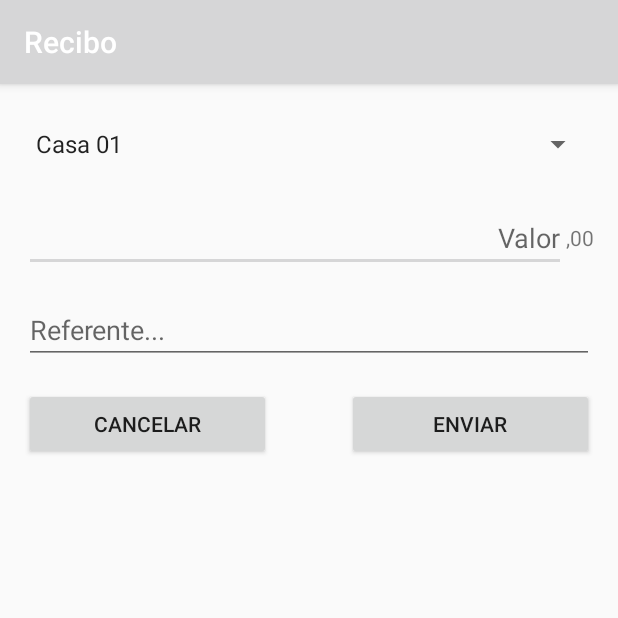
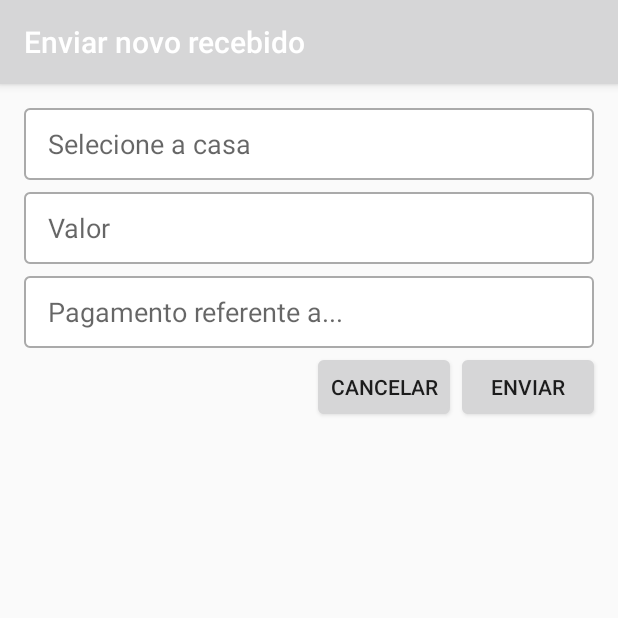
Before and after one commit to marconvcm/recibo, an Android app: the screen it shows after launch (MainActivity), on a phone screen of 412 x 824 dp, the top half of it. Run offline under Robolectric (Android 15) with nearby library versions, the phone set to English and light mode, and no system bars; our stand-ins replace data binding.

Commit message:
Layout and first commit

```diff
--- a/app/build.gradle
+++ b/app/build.gradle
@@ -3,6 +3,8 @@ apply plugin: 'com.android.application'
 apply plugin: 'kotlin-android'
 
 apply plugin: 'kotlin-android-extensions'
+
+apply plugin: 'kotlin-kapt'
 
 android {
     compileSdkVersion 28
@@ -14,6 +16,9 @@ android {
         versionName "1.0"
         testInstrumentationRunner "androidx.test.runner.AndroidJUnitRunner"
     }
+    dataBinding {
+        enabled = true
+    }
     buildTypes {
         release {
             minifyEnabled false
@@ -24,6 +29,7 @@ android {
 
 dependencies {
     implementation fileTree(dir: 'libs', include: ['*.jar'])
+    kapt 'com.android.databinding:compiler:3.1.4'
     implementation "org.jetbrains.kotlin:kotlin-stdlib-jdk7:$kotlin_version"
     implementation 'androidx.appcompat:appcompat:1.1.0-alpha04'
     implementation 'androidx.core:core-ktx:1.1.0-alpha05'
--- a/app/src/main/java/br/com/htmind/receipt/MainActivity.kt
+++ b/app/src/main/java/br/com/htmind/receipt/MainActivity.kt
@@ -1,21 +1,46 @@
 package br.com.htmind.receipt
 
+import android.app.Dialog
 import android.os.Bundle
 import android.view.ContextMenu
 import android.view.Menu
 import android.view.View
+import android.widget.EditText
+import androidx.appcompat.app.AlertDialog
 import androidx.appcompat.app.AppCompatActivity
+import androidx.databinding.DataBindingUtil
+import br.com.htmind.receipt.databinding.ActivityMainBinding
+import br.com.htmind.receipt.databinding.ActivityMainBindingImpl
 import br.com.htmind.receipt.vm.ReceiptViewModel
+import kotlinx.android.synthetic.main.activity_main.view.*
 import org.koin.androidx.viewmodel.ext.android.viewModel
 
 class MainActivity : AppCompatActivity() {
 
-    val receiptViewModel by viewModel<ReceiptViewModel>()
+    val payerEntries by lazy { resources.getStringArray(R.array.casas) }
+
+    val model by viewModel<ReceiptViewModel>()
 
     override fun onCreate(savedInstanceState: Bundle?) {
         super.onCreate(savedInstanceState)
-        setContentView(R.layout.activity_main)
+        val binding: ActivityMainBinding = DataBindingUtil.setContentView(this, R.layout.activity_main)
+        title = getString(br.com.htmind.receipt.R.string.recibo_activity_title)
+        binding.model = model
+        binding.lifecycleOwner = this
+        binding.editTextPayer.setOnClickListener { view ->
 
+            val editText = view as EditText
 
+            AlertDialog.Builder(this@MainActivity).apply {
+                setTitle(editText.hint)
+                setItems(payerEntries) { dialog, which ->
+                    model.payer.postValue(payerEntries[which])
+                }
+                setNegativeButton("Cancel") { dialog, which -> }
+            }.apply {
+                create()
+                show()
+            }
+        }
     }
 }
--- a/app/src/main/java/br/com/htmind/receipt/vm/ReceiptViewModel.kt
+++ b/app/src/main/java/br/com/htmind/receipt/vm/ReceiptViewModel.kt
@@ -1,8 +1,16 @@
 package br.com.htmind.receipt.vm
 
+import android.util.Log
+import androidx.lifecycle.MutableLiveData
 import androidx.lifecycle.ViewModel
 
-class ReceiptViewModel : ViewModel() {
+class ReceiptViewModel: ViewModel() {
 
+    var payer = MutableLiveData<String>()
+    var amount = MutableLiveData<String>()
+    var refers = MutableLiveData<String>()
 
+    fun say() {
+        Log.d("MARCOS", amount.value);
+    }
 }
--- /dev/null
+++ b/app/src/main/res/drawable/button_background.xml
@@ -0,0 +1,24 @@
+<?xml version="1.0" encoding="utf-8"?>
+<selector xmlns:android="http://schemas.android.com/apk/res/android">
+
+    <item>
+        <layer-list>
+            <item>
+                <shape xmlns:android="http://schemas.android.com/apk/res/android"
+                    android:padding="10dp"
+                    android:shape="rectangle">
+                    <solid android:color="@color/primary_light" />
+                    <stroke android:color="@color/primary_dark" android:width="1dp" />
+                    <size android:height="36dp"/>
+                    <padding android:bottom="8dp" android:right="8dp" android:left="8dp" android:top="8dp"/>
+                    <corners
+                        android:bottomLeftRadius="3dp"
+                        android:bottomRightRadius="3dp"
+                        android:topLeftRadius="3dp"
+                        android:topRightRadius="3dp" />
+                </shape>
+            </item>
+        </layer-list>
+    </item>
+
+</selector>
--- /dev/null
+++ b/app/src/main/res/drawable/input_background.xml
@@ -0,0 +1,20 @@
+<?xml version="1.0" encoding="utf-8"?>
+
+<layer-list xmlns:android="http://schemas.android.com/apk/res/android">
+    <item>
+        <shape
+            xmlns:android="http://schemas.android.com/apk/res/android"
+            android:shape="rectangle">
+            <solid android:color="@android:color/white" />
+            <stroke android:color="@android:color/darker_gray" android:width="1dp" />
+            <size android:height="48dp"/>
+            <padding android:bottom="8dp" android:right="16dp" android:left="16dp" android:top="8dp"/>
+            <corners
+                android:bottomLeftRadius="3dp"
+                android:bottomRightRadius="3dp"
+                android:topLeftRadius="3dp"
+                android:topRightRadius="3dp" />
+        </shape>
+    </item>
+
+</layer-list>
--- a/app/src/main/res/layout/activity_main.xml
+++ b/app/src/main/res/layout/activity_main.xml
@@ -1,61 +1,96 @@
 <?xml version="1.0" encoding="utf-8"?>
-<androidx.constraintlayout.widget.ConstraintLayout
+
+<layout
         xmlns:android="http://schemas.android.com/apk/res/android"
         xmlns:tools="http://schemas.android.com/tools"
-    xmlns:app="http://schemas.android.com/apk/res-auto"
+        xmlns:app="http://schemas.android.com/apk/res-auto">
+
+    <data>
+        <variable name="model" type="br.com.htmind.receipt.vm.ReceiptViewModel"/>
+    </data>
+
+    <androidx.constraintlayout.widget.ConstraintLayout
             android:layout_width="match_parent"
             android:layout_height="match_parent"
             tools:context=".MainActivity">
+
         <EditText
+                android:id="@+id/editTextAmount"
                 android:layout_width="0dp"
                 android:layout_height="wrap_content"
+                android:layout_marginStart="16dp"
+                android:layout_marginLeft="16dp"
+                android:layout_marginTop="8dp"
+                android:layout_marginEnd="16dp"
+                android:layout_marginRight="16dp"
+                android:background="@drawable/input_background"
                 android:ems="10"
-            android:id="@+id/editTextAmount" app:layout_constraintStart_toStartOf="parent"
-            android:layout_marginLeft="16dp" android:layout_marginStart="16dp"
-            android:layout_marginTop="16dp"
-            app:layout_constraintTop_toBottomOf="@+id/spinner" android:hint="Valor" android:gravity="right"
-            android:inputType="numberDecimal" app:layout_constraintEnd_toStartOf="@+id/textViewCents"/>
-    <Spinner
+                android:hint="Valor"
+                android:text="@={model.amount}"
+                android:inputType="numberDecimal"
+                app:layout_constraintEnd_toEndOf="parent"
+                app:layout_constraintStart_toStartOf="parent"
+                app:layout_constraintTop_toBottomOf="@+id/editTextPayer"/>
+
+        <EditText
+                android:id="@+id/editTextPayer"
                 android:layout_width="0dp"
                 android:layout_height="48dp"
-            android:id="@+id/spinner" android:layout_marginTop="16dp"
-            app:layout_constraintTop_toTopOf="parent" app:layout_constraintStart_toStartOf="parent"
-            android:layout_marginLeft="16dp" android:layout_marginStart="16dp" app:layout_constraintEnd_toEndOf="parent"
-            android:layout_marginEnd="16dp" android:layout_marginRight="16dp" android:entries="@array/casas"/>
+                android:layout_marginStart="16dp"
+                android:layout_marginLeft="16dp"
+                android:layout_marginTop="16dp"
+                android:layout_marginEnd="16dp"
+                android:layout_marginRight="16dp"
+                android:background="@drawable/input_background"
+                android:hint="Selecione a casa"
+                android:focusable="false"
+                android:text="@={model.payer}"
+                app:layout_constraintEnd_toEndOf="parent"
+                app:layout_constraintStart_toStartOf="parent"
+                app:layout_constraintTop_toTopOf="parent"/>
+
         <EditText
+                android:id="@+id/editTextRefers"
                 android:layout_width="0dp"
                 android:layout_height="wrap_content"
-            android:inputType="textPersonName"
+                android:layout_marginStart="16dp"
+                android:layout_marginLeft="16dp"
+                android:layout_marginTop="8dp"
+                android:layout_marginEnd="16dp"
+                android:layout_marginRight="16dp"
+                android:background="@drawable/input_background"
                 android:ems="10"
-            android:id="@+id/editTextRefers"
-            app:layout_constraintTop_toBottomOf="@+id/editTextAmount" app:layout_constraintStart_toStartOf="parent"
-            android:layout_marginLeft="16dp" android:layout_marginStart="16dp" app:layout_constraintEnd_toEndOf="parent"
-            android:layout_marginEnd="16dp" android:layout_marginRight="16dp" android:layout_marginTop="16dp"
-            android:hint="Referente..." android:singleLine="false"/>
-    <TextView
-            android:text=",00"
-            android:layout_width="wrap_content"
-            android:layout_height="0dp"
-            android:id="@+id/textViewCents"
-            app:layout_constraintBottom_toBottomOf="@+id/editTextAmount" app:layout_constraintEnd_toEndOf="parent"
-            android:layout_marginEnd="16dp" android:layout_marginRight="16dp"
-            app:layout_constraintTop_toTopOf="@+id/editTextAmount" android:gravity="center_vertical"/>
+                android:text="@={model.refers}"
+                android:hint="Pagamento referente a..."
+                android:singleLine="true"
+                app:layout_constraintEnd_toEndOf="parent"
+                app:layout_constraintStart_toStartOf="parent"
+                app:layout_constraintTop_toBottomOf="@+id/editTextAmount"/>
+
         <Button
+                android:id="@+id/btnSend"
+                android:layout_width="0dp"
+                android:layout_height="36dp"
+                android:layout_marginTop="8dp"
+                android:background="@drawable/button_background"
                 android:text="Enviar"
+
+                app:layout_constraintEnd_toEndOf="@+id/editTextRefers"
+                app:layout_constraintTop_toBottomOf="@+id/editTextRefers" />
+
+        <Button
+                android:id="@+id/btnCancel"
                 android:layout_width="0dp"
-            android:layout_height="wrap_content"
-            android:id="@+id/btnSubmit"
-            android:layout_marginTop="16dp"
-            app:layout_constraintTop_toBottomOf="@+id/editTextRefers"
-            app:layout_constraintWidth_percent="0.4"
-            app:layout_constraintEnd_toEndOf="@+id/editTextRefers"
-    />
-    <Button
+                android:layout_height="36dp"
+                android:onClick="@{()-> model.say()}"
+                android:layout_marginTop="8dp"
+                android:layout_marginEnd="8dp"
+                android:layout_marginRight="8dp"
+                android:background="@drawable/button_background"
                 android:text="Cancelar"
-            android:layout_width="0dp"
-            android:layout_height="wrap_content"
-            android:id="@+id/btnCancel"
-            app:layout_constraintWidth_percent="0.4"
-            app:layout_constraintStart_toStartOf="@+id/editTextRefers" android:layout_marginTop="16dp"
-            app:layout_constraintTop_toBottomOf="@+id/editTextRefers"/>
+                app:layout_constraintEnd_toStartOf="@+id/btnSend"
+                app:layout_constraintTop_toBottomOf="@+id/editTextRefers" />
+
     </androidx.constraintlayout.widget.ConstraintLayout>
+
+</layout>
--- a/app/src/main/res/values/strings.xml
+++ b/app/src/main/res/values/strings.xml
@@ -1,5 +1,6 @@
 <resources>
     <string name="app_name">Recibo</string>
+    <string name="recibo_activity_title">Enviar novo recebido</string>
     <string-array name="casas">
         <item>Casa 01</item>
         <item>Casa 02</item>
```
Lines whose indentation alone changed are shown as unchanged.
